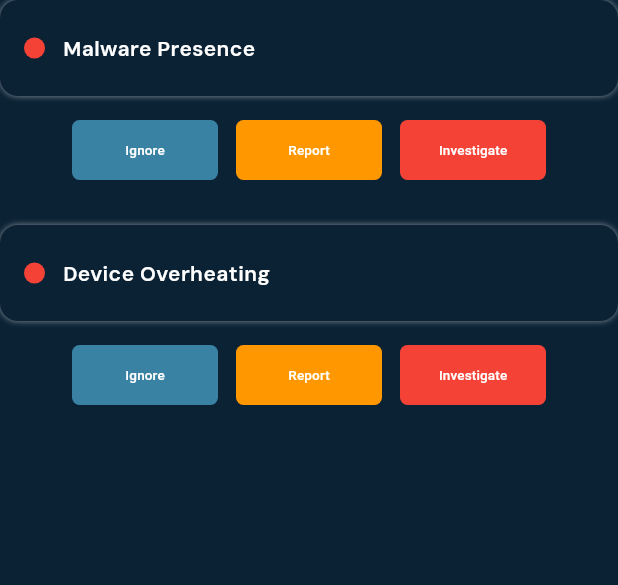
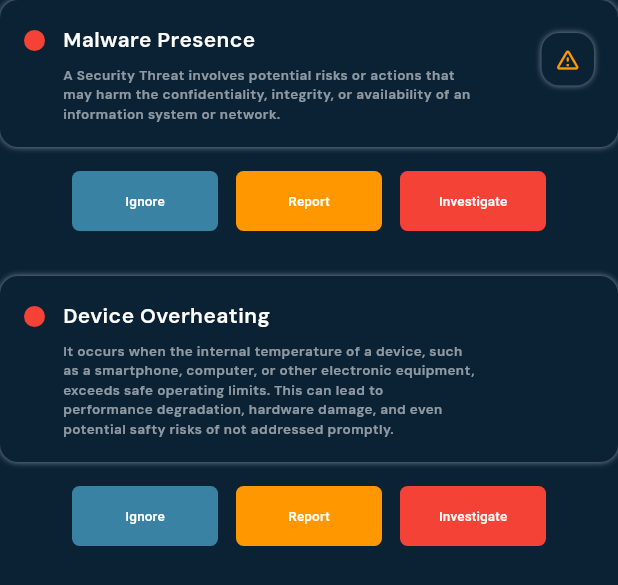
Before and after one commit to Prabhneet-Web/xorbx, a Flutter app: the ImmediateAlertsSection widget shown alone on an empty page, opened directly, on a phone screen of 412 x 824 dp. Shown: the top 585 px of the screen. Run offline on Flutter 3.47's test engine with Material 3 defaults, Android fonts, the phone set to English and light mode, and no system bars; our stand-ins replace cached_network_image, fl_chart, flutter_cache_manager, flutter_map, flutter_svg, get and 2 more; missing offline and left inert: flutter_pdfview; Roboto replaces fonts that are missing (Lufga).

Commit message:
user notification screen completed

```diff
--- a/lib/presentation/dashboard_screen/screen/sub_dashboard_screen/user_notification/widgets/immediate_alerts_section.dart
+++ b/lib/presentation/dashboard_screen/screen/sub_dashboard_screen/user_notification/widgets/immediate_alerts_section.dart
@@ -3,6 +3,7 @@ import 'package:get/get.dart';
 import 'package:xorbx/constants/app_style.dart';
 import 'package:xorbx/constants/color_constants.dart';
 import 'package:xorbx/utils/scaling_utility.dart';
+import 'package:xorbx/widgets/inner_shadow_painter.dart';
 import 'package:xorbx/widgets/shadow_border_card.dart';
 
 class ImmediateAlertsSection extends StatelessWidget {
@@ -15,60 +16,82 @@ class ImmediateAlertsSection extends StatelessWidget {
       color: ColorConstant.color1,
       child: Column(
         children: [
-          _items(
+          Column(
+            children: [
+              ShadowBorderCard(
+                content: Stack(
+                  children: [
+                    _itemsSection(
                       'Malware Presence',
-            scale,
+                      'A Security Threat involves potential risks or actions that\nmay harm the confidentiality, integrity, or availability of an\ninformation system or network.',
+                    ),
+                    Positioned(
+                      top: scale.getScaledHeight(5),
+                      right: scale.getScaledHeight(0),
+                      child: CustomPaint(
+                        painter: InnerShadowPainter(),
+                        child: Container(
+                          height: scale.getScaledHeight(30),
+                          width: scale.getScaledHeight(30),
+                          decoration: BoxDecoration(
+                            color: ColorConstant.color1,
+                            borderRadius: BorderRadius.circular(
+                                scale.getScaledHeight(10)),
+                          ),
+                          child: const Center(
+                            child: Icon(
+                              Icons.warning_amber_rounded,
+                              size: 18,
+                              color: Colors.orange,
+                            ),
+                          ),
+                        ),
+                      ),
+                    ),
+                  ],
+                ),
+              ),
+              SizedBox(
+                height: scale.getScaledHeight(10),
+              ),
+              _items(),
+              SizedBox(
+                height: scale.getScaledHeight(10),
+              ),
+            ],
           ),
           SizedBox(
             height: scale.getScaledHeight(12),
           ),
-          _items(
+          Column(
+            children: [
+              ShadowBorderCard(
+                  content: _itemsSection(
                 'Device Overheating',
-            scale,
+                'It occurs when the internal temperature of a device, such\nas a smartphone, computer, or other electronic equipment,\nexceeds safe operating limits. This can lead to\nperformance degradation, hardware damage, and even\npotential safty risks of not addressed promptly.',
+              )),
+              SizedBox(
+                height: scale.getScaledHeight(10),
+              ),
+              _items(),
+              SizedBox(
+                height: scale.getScaledHeight(10),
+              ),
+            ],
           ),
         ],
       ),
     );
   }
 
-  Widget _items(String name, ScalingUtility scale) {
-    return Column(
-      children: [
-        ShadowBorderCard(
-          content: Padding(
-            padding: EdgeInsets.symmetric(
-              vertical: scale.getScaledHeight(5),
-            ),
-            child: Row(
-              children: [
-                CircleAvatar(
-                  radius: scale.getScaledHeight(5.5),
-                  backgroundColor: Colors.red,
-                ),
-                SizedBox(
-                  width: scale.getScaledHeight(10),
-                ),
-                Text(
-                  name,
-                  style: AppStyle.style1.copyWith(
-                    fontSize: scale.getScaledHeight(12),
-                  ),
-                ),
-              ],
-            ),
-          ),
-        ),
-        SizedBox(
-          height: scale.getScaledHeight(10),
-        ),
-        Row(
+  Widget _items() {
+    return Row(
       mainAxisAlignment: MainAxisAlignment.center,
       children: [
         TextButton(
           onPressed: () {},
           style: TextButton.styleFrom(
-                fixedSize:
-                    Size((scale.fw - 120) / 3, scale.getScaledHeight(20)),
+            fixedSize: Size((scale.fw - 120) / 3, scale.getScaledHeight(20)),
             backgroundColor: ColorConstant.color3,
             shape: const RoundedRectangleBorder(
               borderRadius: BorderRadius.all(Radius.circular(5)),
@@ -87,8 +110,7 @@ class ImmediateAlertsSection extends StatelessWidget {
         TextButton(
           onPressed: () {},
           style: TextButton.styleFrom(
-                fixedSize:
-                    Size((scale.fw - 120) / 3, scale.getScaledHeight(20)),
+            fixedSize: Size((scale.fw - 120) / 3, scale.getScaledHeight(20)),
             backgroundColor: Colors.orange,
             shape: const RoundedRectangleBorder(
               borderRadius: BorderRadius.all(Radius.circular(5)),
@@ -107,8 +129,7 @@ class ImmediateAlertsSection extends StatelessWidget {
         TextButton(
           onPressed: () {},
           style: TextButton.styleFrom(
-                fixedSize:
-                    Size((scale.fw - 120) / 3, scale.getScaledHeight(20)),
+            fixedSize: Size((scale.fw - 120) / 3, scale.getScaledHeight(20)),
             backgroundColor: Colors.red,
             shape: const RoundedRectangleBorder(
               borderRadius: BorderRadius.all(Radius.circular(5)),
@@ -122,9 +143,53 @@ class ImmediateAlertsSection extends StatelessWidget {
           ),
         ),
       ],
+    );
+  }
+
+  Widget _itemsSection(String name, String txt) {
+    return Row(
+      mainAxisAlignment: MainAxisAlignment.start,
+      crossAxisAlignment: CrossAxisAlignment.start,
+      children: [
+        Column(
+          crossAxisAlignment: CrossAxisAlignment.start,
+          mainAxisAlignment: MainAxisAlignment.start,
+          children: [
+            Padding(
+              padding: EdgeInsets.only(
+                top: scale.getScaledHeight(3),
+              ),
+              child: CircleAvatar(
+                radius: scale.getScaledHeight(5.5),
+                backgroundColor: Colors.red,
+              ),
+            ),
+          ],
         ),
         SizedBox(
-          height: scale.getScaledHeight(10),
+          width: scale.getScaledHeight(10),
+        ),
+        Column(
+          crossAxisAlignment: CrossAxisAlignment.start,
+          mainAxisAlignment: MainAxisAlignment.start,
+          children: [
+            Text(
+              name,
+              style: AppStyle.style1.copyWith(
+                fontSize: scale.getScaledHeight(12),
+              ),
+            ),
+            SizedBox(
+              height: scale.getScaledHeight(6),
+            ),
+            Text(
+              txt,
+              style: AppStyle.style1.copyWith(
+                fontSize: scale.getScaledHeight(7),
+                color: Colors.white54,
+              ),
+            ),
+          ],
         ),
       ],
     );
--- a/lib/presentation/dashboard_screen/screen/sub_dashboard_screen/user_notification/widgets/notification_panel.dart
+++ b/lib/presentation/dashboard_screen/screen/sub_dashboard_screen/user_notification/widgets/notification_panel.dart
@@ -47,7 +47,7 @@ class NotificationPanel extends StatelessWidget {
             const Icon(
               Icons.warning_amber_rounded,
               size: 18,
-              color: Colors.green,
+              color: Colors.orange,
             ),
             scale,
           ),
```
Also changed, not shown: lib/presentation/dashboard_screen/screen/sub_dashboard_screen/user_notification/screen/user_notification_screen.dart (+116 -55 lines), lib/presentation/dashboard_screen/screen/sub_dashboard_screen/user_notification/widgets/last_month_notifications.dart (added, +107 -0 lines), lib/presentation/dashboard_screen/screen/sub_dashboard_screen/user_notification/widgets/last_week_notifications.dart (added, +91 -0 lines), lib/presentation/dashboard_screen/screen/sub_dashboard_screen/user_notification/widgets/push_notifications.dart (added, +92 -0 lines). Lines whose indentation alone changed are shown as unchanged.
